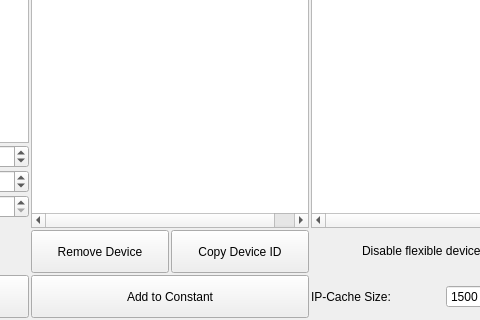
berndhs/arado, file ui/connection-display.ui: the form before one commit; both pictures show x 347 to 827 and y 292 to 612 of the 916 by 612 pixel window.
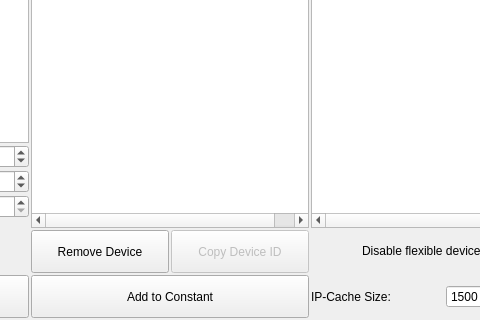
The form after the commit. Icons and pictures are not drawn.

Patch:
```diff
--- a/ui/connection-display.ui
+++ b/ui/connection-display.ui
@@ -212,6 +212,9 @@
    </item>
    <item row="16" column="7" colspan="2">
     <widget class="QPushButton" name="pushButton_copyid">
+     <property name="enabled">
+      <bool>false</bool>
+     </property>
      <property name="minimumSize">
       <size>
        <width>0</width>
@@ -224,6 +227,16 @@
      <property name="text">
       <string>Copy Device ID</string>
      </property>
+     <property name="icon">
+      <iconset resource="../arado.qrc">
+       <normaloff>:/images/copy.png</normaloff>:/images/copy.png</iconset>
+     </property>
+     <property name="iconSize">
+      <size>
+       <width>32</width>
+       <height>32</height>
+      </size>
+     </property>
     </widget>
    </item>
    <item row="17" column="5" colspan="4">
```
Left out of the diff: 10 changed lines with no effect on the pictures.
